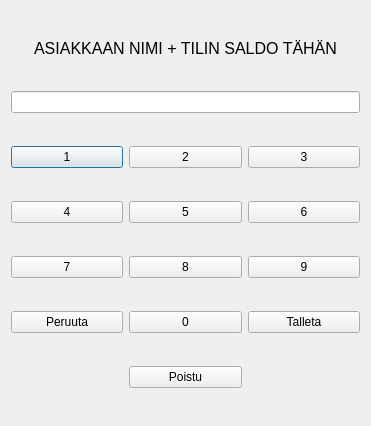
Qt form bankautomat/talletawindow.ui (bank-2022/group17) before a commit.
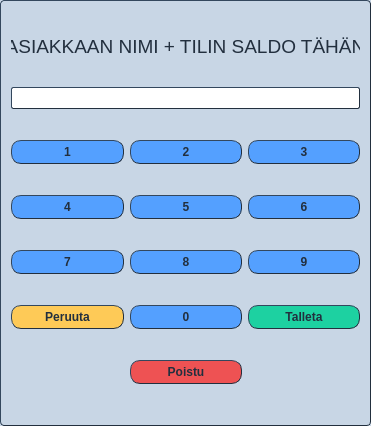
The same form after that commit. Icons and pictures are not drawn.

Commit message: UI ulkonäyön säätöä v0.3

```diff
--- a/bankautomat/talletawindow.ui
+++ b/bankautomat/talletawindow.ui
@@ -35,9 +35,44 @@
    <iconset resource="Pictures/src.qrc">
     <normaloff>:/images/piggy-bank.png</normaloff>:/images/piggy-bank.png</iconset>
   </property>
+  <property name="styleSheet">
+   <string notr="true">QDialog {
+background-color: rgb(200, 214, 229);
+color: rgb(34, 47, 62);
+border-style: outset;
+border-top-width: 1px;
+border-left-width: 1px;
+border-right-width: 1px;
+border-bottom-width: 1px;
+border-radius: 4px;
+border-offset: -1px;
+border-color: #222f3e;
+}</string>
+  </property>
   <layout class="QGridLayout" name="gridLayout">
    <item row="4" column="0">
     <widget class="QPushButton" name="pushButton_1">
+     <property name="styleSheet">
+      <string notr="true">QPushButton {
+color: rgb(34, 47, 62);
+font-family: &quot;Segoe UI&quot;;
+font: bold;
+background-color: rgb(84, 160, 255);
+border-style: outset;
+border-width: 1px;
+border-radius: 10px;
+border-color: #222f3e;
+padding: 4px;
+}
+QPushButton:hover{
+background-color: rgba(84, 160, 255,150);
+border-style: inset;
+}
+QPushButton:pressed{
+background-color: rgba(84, 160, 255,70);
+border-style: inset;
+}</string>
+     </property>
      <property name="text">
       <string>1</string>
      </property>
@@ -45,6 +80,27 @@
    </item>
    <item row="5" column="1">
     <widget class="QPushButton" name="pushButton_5">
+     <property name="styleSheet">
+      <string notr="true">QPushButton {
+color: rgb(34, 47, 62);
+font-family: &quot;Segoe UI&quot;;
+font: bold;
+background-color: rgb(84, 160, 255);
+border-style: outset;
+border-width: 1px;
+border-radius: 10px;
+border-color: #222f3e;
+padding: 4px;
+}
+QPushButton:hover{
+background-color: rgba(84, 160, 255,150);
+border-style: inset;
+}
+QPushButton:pressed{
+background-color: rgba(84, 160, 255,70);
+border-style: inset;
+}</string>
+     </property>
      <property name="text">
       <string>5</string>
      </property>
@@ -52,6 +108,27 @@
    </item>
    <item row="4" column="1">
     <widget class="QPushButton" name="pushButton_2">
+     <property name="styleSheet">
+      <string notr="true">QPushButton {
+color: rgb(34, 47, 62);
+font-family: &quot;Segoe UI&quot;;
+font: bold;
+background-color: rgb(84, 160, 255);
+border-style: outset;
+border-width: 1px;
+border-radius: 10px;
+border-color: #222f3e;
+padding: 4px;
+}
+QPushButton:hover{
+background-color: rgba(84, 160, 255,150);
+border-style: inset;
+}
+QPushButton:pressed{
+background-color: rgba(84, 160, 255,70);
+border-style: inset;
+}</string>
+     </property>
      <property name="text">
       <string>2</string>
      </property>
@@ -59,6 +136,27 @@
    </item>
    <item row="6" column="0">
     <widget class="QPushButton" name="pushButton_7">
+     <property name="styleSheet">
+      <string notr="true">QPushButton {
+color: rgb(34, 47, 62);
+font-family: &quot;Segoe UI&quot;;
+font: bold;
+background-color: rgb(84, 160, 255);
+border-style: outset;
+border-width: 1px;
+border-radius: 10px;
+border-color: #222f3e;
+padding: 4px;
+}
+QPushButton:hover{
+background-color: rgba(84, 160, 255,150);
+border-style: inset;
+}
+QPushButton:pressed{
+background-color: rgba(84, 160, 255,70);
+border-style: inset;
+}</string>
+     </property>
      <property name="text">
       <string>7</string>
      </property>
@@ -66,6 +164,27 @@
    </item>
    <item row="5" column="0">
     <widget class="QPushButton" name="pushButton_4">
+     <property name="styleSheet">
+      <string notr="true">QPushButton {
+color: rgb(34, 47, 62);
+font-family: &quot;Segoe UI&quot;;
+font: bold;
+background-color: rgb(84, 160, 255);
+border-style: outset;
+border-width: 1px;
+border-radius: 10px;
+border-color: #222f3e;
+padding: 4px;
+}
+QPushButton:hover{
+background-color: rgba(84, 160, 255,150);
+border-style: inset;
+}
+QPushButton:pressed{
+background-color: rgba(84, 160, 255,70);
+border-style: inset;
+}</string>
+     </property>
      <property name="text">
       <string>4</string>
      </property>
@@ -73,6 +192,27 @@
    </item>
    <item row="7" column="2">
     <widget class="QPushButton" name="TalletaButton">
+     <property name="styleSheet">
+      <string notr="true">QPushButton {
+color: rgb(34, 47, 62);
+font-family: &quot;Segoe UI&quot;;
+font: bold;
+background-color: rgb(29, 209, 161);
+border-style: outset;
+border-width: 1px;
+border-radius: 10px;
+border-color: #222f3e;
+padding: 4px;
+}
+QPushButton:hover{
+background-color: rgba(29, 209, 161,150);
+border-style: inset;
+}
+QPushButton:pressed{
+background-color: rgba(29, 209, 161,70);
+border-style: inset;
+}</string>
+     </property>
      <property name="text">
       <string>Talleta</string>
      </property>
@@ -80,6 +220,27 @@
    </item>
    <item row="6" column="2">
     <widget class="QPushButton" name="pushButton_9">
+     <property name="styleSheet">
+      <string notr="true">QPushButton {
+color: rgb(34, 47, 62);
+font-family: &quot;Segoe UI&quot;;
+font: bold;
+background-color: rgb(84, 160, 255);
+border-style: outset;
+border-width: 1px;
+border-radius: 10px;
+border-color: #222f3e;
+padding: 4px;
+}
+QPushButton:hover{
+background-color: rgba(84, 160, 255,150);
+border-style: inset;
+}
+QPushButton:pressed{
+background-color: rgba(84, 160, 255,70);
+border-style: inset;
+}</string>
+     </property>
      <property name="text">
       <string>9</string>
      </property>
@@ -87,6 +248,27 @@
    </item>
    <item row="8" column="1">
     <widget class="QPushButton" name="PoistuButton">
+     <property name="styleSheet">
+      <string notr="true">QPushButton {
+color: rgb(34, 47, 62);
+font-family: &quot;Segoe UI&quot;;
+font: bold;
+background-color: rgb(238, 82, 83);
+border-style: outset;
+border-width: 1px;
+border-radius: 10px;
+border-color: #222f3e;
+padding: 4px;
+}
+QPushButton:hover{
+background-color: rgba(238, 82, 83,190);
+border-style: inset;
+}
+QPushButton:pressed{
+background-color: rgba(238, 82, 83,70);
+border-style: inset;
+}</string>
+     </property>
      <property name="text">
       <string>Poistu</string>
      </property>
@@ -94,6 +276,27 @@
    </item>
    <item row="7" column="1">
     <widget class="QPushButton" name="pushButton_0">
+     <property name="styleSheet">
+      <string notr="true">QPushButton {
+color: rgb(34, 47, 62);
+font-family: &quot;Segoe UI&quot;;
+font: bold;
+background-color: rgb(84, 160, 255);
+border-style: outset;
+border-width: 1px;
+border-radius: 10px;
+border-color: #222f3e;
+padding: 4px;
+}
+QPushButton:hover{
+background-color: rgba(84, 160, 255,150);
+border-style: inset;
+}
+QPushButton:pressed{
+background-color: rgba(84, 160, 255,70);
+border-style: inset;
+}</string>
+     </property>
      <property name="text">
       <string>0</string>
      </property>
@@ -101,6 +304,27 @@
    </item>
    <item row="6" column="1">
     <widget class="QPushButton" name="pushButton_8">
+     <property name="styleSheet">
+      <string notr="true">QPushButton {
+color: rgb(34, 47, 62);
+font-family: &quot;Segoe UI&quot;;
+font: bold;
+background-color: rgb(84, 160, 255);
+border-style: outset;
+border-width: 1px;
+border-radius: 10px;
+border-color: #222f3e;
+padding: 4px;
+}
+QPushButton:hover{
+background-color: rgba(84, 160, 255,150);
+border-style: inset;
+}
+QPushButton:pressed{
+background-color: rgba(84, 160, 255,70);
+border-style: inset;
+}</string>
+     </property>
      <property name="text">
       <string>8</string>
      </property>
@@ -108,6 +332,27 @@
    </item>
    <item row="5" column="2">
     <widget class="QPushButton" name="pushButton_6">
+     <property name="styleSheet">
+      <string notr="true">QPushButton {
+color: rgb(34, 47, 62);
+font-family: &quot;Segoe UI&quot;;
+font: bold;
+background-color: rgb(84, 160, 255);
+border-style: outset;
+border-width: 1px;
+border-radius: 10px;
+border-color: #222f3e;
+padding: 4px;
+}
+QPushButton:hover{
+background-color: rgba(84, 160, 255,150);
+border-style: inset;
+}
+QPushButton:pressed{
+background-color: rgba(84, 160, 255,70);
+border-style: inset;
+}</string>
+     </property>
      <property name="text">
       <string>6</string>
      </property>
@@ -115,6 +360,27 @@
    </item>
    <item row="4" column="2">
     <widget class="QPushButton" name="pushButton_3">
+     <property name="styleSheet">
+      <string notr="true">QPushButton {
+color: rgb(34, 47, 62);
+font-family: &quot;Segoe UI&quot;;
+font: bold;
+background-color: rgb(84, 160, 255);
+border-style: outset;
+border-width: 1px;
+border-radius: 10px;
+border-color: #222f3e;
+padding: 4px;
+}
+QPushButton:hover{
+background-color: rgba(84, 160, 255,150);
+border-style: inset;
+}
+QPushButton:pressed{
+background-color: rgba(84, 160, 255,70);
+border-style: inset;
+}</string>
+     </property>
      <property name="text">
       <string>3</string>
      </property>
@@ -122,13 +388,46 @@
    </item>
    <item row="7" column="0">
     <widget class="QPushButton" name="PeruutaButton">
+     <property name="styleSheet">
+      <string notr="true">QPushButton {
+color: rgb(34, 47, 62);
+font-family: &quot;Segoe UI&quot;;
+font: bold;
+background-color: rgb(254, 202, 87);
+border-style: outset;
+border-width: 1px;
+border-radius: 10px;
+border-color: #222f3e;
+padding: 4px;
+}
+QPushButton:hover{
+background-color: rgba(254, 202, 87,150);
+border-style: inset;
+}
+QPushButton:pressed{
+background-color: rgba(254, 202, 87,70);
+border-style: inset;
+}</string>
+     </property>
      <property name="text">
       <string>Peruuta</string>
      </property>
     </widget>
    </item>
    <item row="1" column="0" colspan="3">
-    <widget class="QLineEdit" name="Talleta_lineEdit"/>
+    <widget class="QLineEdit" name="Talleta_lineEdit">
+     <property name="styleSheet">
+      <string notr="true">QLineEdit{
+color: rgb(34, 47, 62);
+font-family: &quot;Segoe UI&quot;;
+border-style: outset;
+border-width: 1px;
+border-radius: 2px;
+border-color: #222f3e;
+padding: 2px;
+}</string>
+     </property>
+    </widget>
    </item>
    <item row="0" column="0" colspan="3">
     <widget class="QLabel" name="label">
@@ -140,8 +439,8 @@
      </property>
      <property name="font">
       <font>
-       <family>MS Shell Dlg 2</family>
-       <pointsize>12</pointsize>
+       <family>Segoe UI</family>
+       <pointsize>14</pointsize>
        <kerning>true</kerning>
       </font>
      </property>
@@ -151,6 +450,12 @@
      <property name="autoFillBackground">
       <bool>false</bool>
      </property>
+     <property name="styleSheet">
+      <string notr="true">QLabel{
+color: rgb(34, 47, 62);
+font-family: &quot;Segoe UI&quot;;
+}</string>
+     </property>
      <property name="text">
       <string>ASIAKKAAN NIMI + TILIN SALDO TÄHÄN</string>
      </property>
```
The commit also changes 7 other files.
